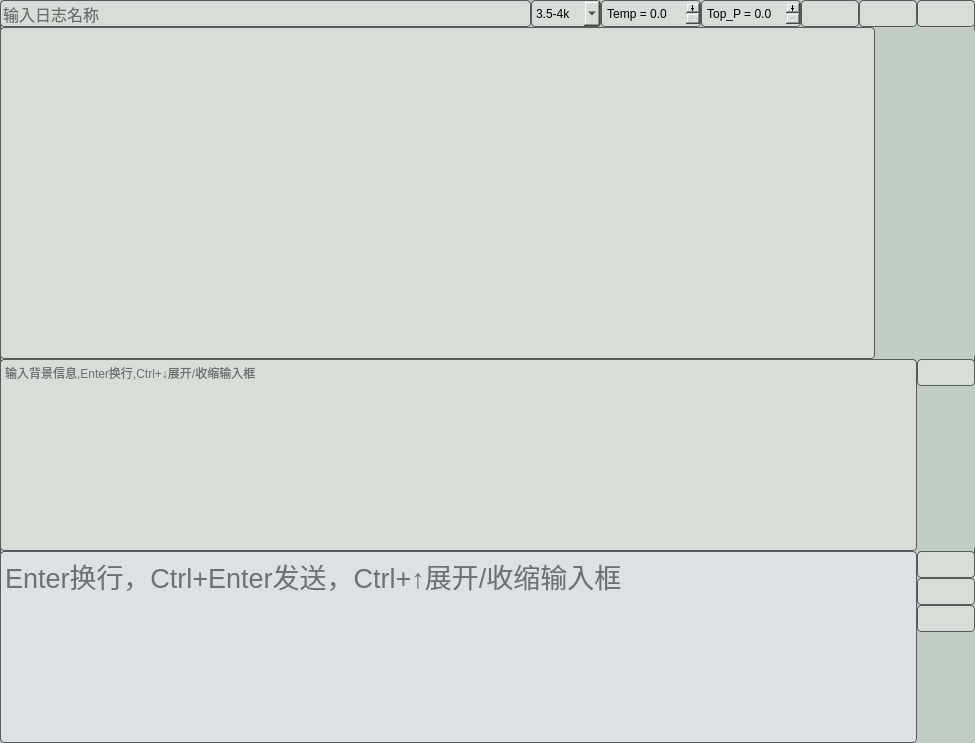
bigdeeer/toolbox, file chatgpt_project/ui/chatgpt_ui.ui: the form before one commit.
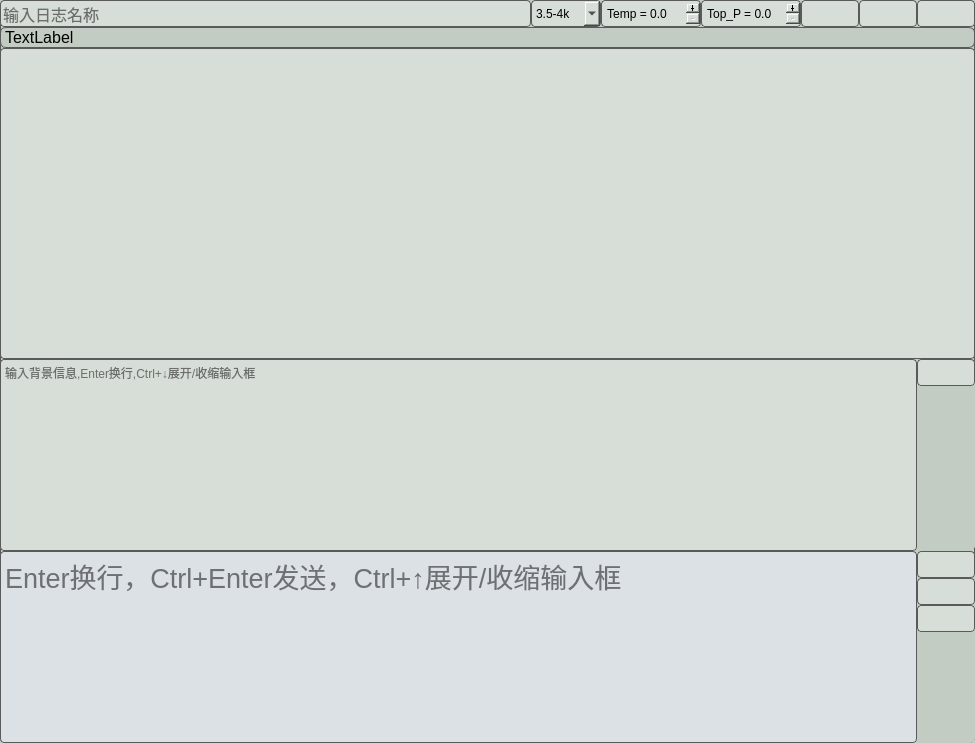
The form after the commit. Icons and pictures are not drawn.

Commit message: token location changed

Patch:
```diff
--- a/chatgpt_project/ui/chatgpt_ui.ui
+++ b/chatgpt_project/ui/chatgpt_ui.ui
@@ -390,32 +390,17 @@
      </widget>
     </item>
     <item>
-     <widget class="QWidget" name="dialog_layout_w" native="true">
-      <property name="sizePolicy">
-       <sizepolicy hsizetype="Expanding" vsizetype="Expanding">
-        <horstretch>0</horstretch>
-        <verstretch>0</verstretch>
-       </sizepolicy>
+     <widget class="QLabel" name="token_stats">
+      <property name="font">
+       <font>
+        <pointsize>12</pointsize>
+       </font>
       </property>
-      <property name="styleSheet">
-       <string notr="true">border:0px;</string>
+      <property name="text">
+       <string>TextLabel</string>
       </property>
-      <layout class="QHBoxLayout" name="horizontalLayout_3">
-       <property name="spacing">
-        <number>0</number>
-       </property>
-       <property name="leftMargin">
-        <number>0</number>
-       </property>
-       <property name="topMargin">
-        <number>0</number>
-       </property>
-       <property name="rightMargin">
-        <number>0</number>
-       </property>
-       <property name="bottomMargin">
-        <number>0</number>
-       </property>
+     </widget>
+    </item>
        <item>
         <widget class="QTextEdit" name="dialog_edit">
          <property name="sizePolicy">
@@ -450,19 +435,6 @@
 &lt;/style&gt;&lt;/head&gt;&lt;body style=&quot; font-family:'Microsoft YaHei UI'; font-size:12pt; font-weight:400; font-style:normal;&quot;&gt;
 &lt;p style=&quot;-qt-paragraph-type:empty; margin-top:0px; margin-bottom:0px; margin-left:0px; margin-right:0px; -qt-block-indent:0; text-indent:0px;&quot;&gt;&lt;br /&gt;&lt;/p&gt;&lt;/body&gt;&lt;/html&gt;</string>
          </property>
-        </widget>
-       </item>
-       <item>
-        <widget class="QTextEdit" name="token_disp">
-         <property name="maximumSize">
-          <size>
-           <width>100</width>
-           <height>16777215</height>
-          </size>
-         </property>
-        </widget>
-       </item>
-      </layout>
      </widget>
     </item>
     <item>
```
Lines whose indentation alone changed are shown as unchanged. The commit also changes 3 other files.
